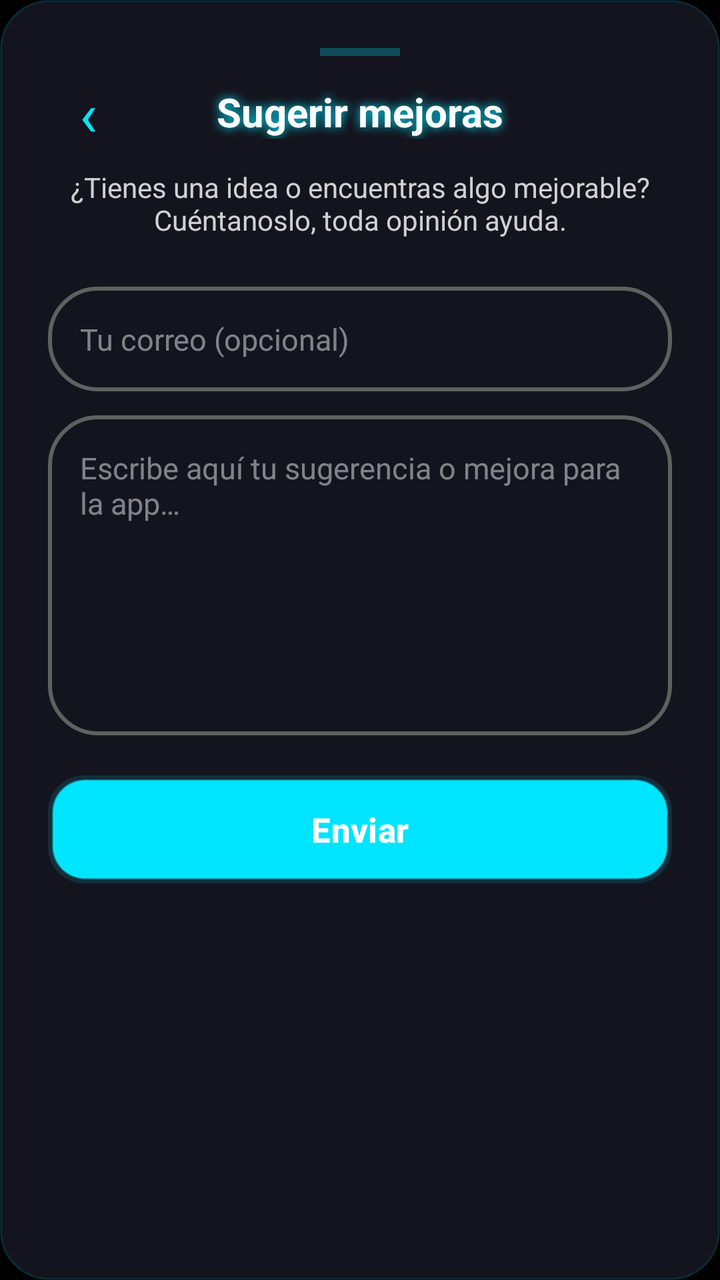
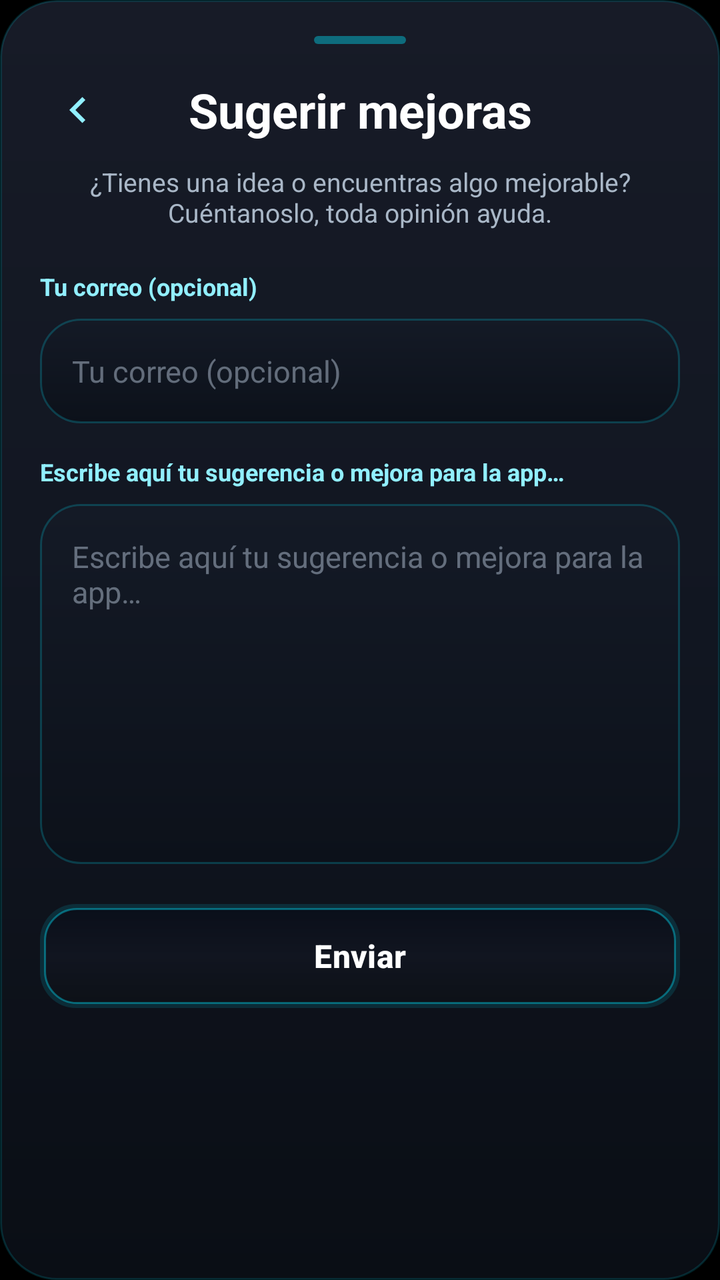

Compare the two renders of this Android layout. The source of the first and the diff that turns it into the second are given below.
<!-- AndroidManifest.xml: application theme Theme.ImpostorGame -->
<!-- res/layout/bottomsheet_sugerencias_final.xml -->
<?xml version="1.0" encoding="utf-8"?>
<LinearLayout xmlns:android="http://schemas.android.com/apk/res/android"
    android:id="@+id/rootSugerencias"
    android:layout_width="match_parent"
    android:layout_height="wrap_content"
    android:orientation="vertical"
    android:padding="24dp"
    android:background="@drawable/bg_reveal_content">

    <View
        android:layout_width="40dp"
        android:layout_height="4dp"
        android:layout_gravity="center_horizontal"
        android:layout_marginBottom="8dp"
        android:background="#4400E5FF" />

    <LinearLayout
        android:layout_width="match_parent"
        android:layout_height="wrap_content"
        android:orientation="horizontal"
        android:gravity="center_vertical"
        android:layout_marginBottom="8dp">

        <TextView
            android:id="@+id/btnBackSugerencias"
            android:layout_width="40dp"
            android:layout_height="40dp"
            android:gravity="center"
            android:text="‹"
            android:textColor="#00E5FF"
            android:textSize="30sp"
            android:clickable="true"
            android:focusable="true" />

        <TextView
            android:id="@+id/txtTituloSugerencias"
            android:layout_width="0dp"
            android:layout_height="wrap_content"
            android:layout_weight="1"
            android:layout_marginEnd="40dp"
            android:gravity="center"
            android:text="@string/sug_titulo"
            android:textColor="@android:color/white"
            android:textSize="20sp"
            android:textStyle="bold"
            android:shadowColor="#00E5FF"
            android:shadowDx="0"
            android:shadowDy="0"
            android:shadowRadius="12" />

    </LinearLayout>

    <TextView
        android:layout_width="match_parent"
        android:layout_height="wrap_content"
        android:layout_marginBottom="24dp"
        android:gravity="center"
        android:text="@string/sug_desc"
        android:textColor="#CCFFFFFF"
        android:textSize="14sp" />

    <EditText
        android:id="@+id/editEmail"
        android:layout_width="match_parent"
        android:layout_height="wrap_content"
        android:layout_marginBottom="12dp"
        android:background="@drawable/edittext_rounded"
        android:hint="@string/sug_email_hint"
        android:inputType="textEmailAddress"
        android:maxLines="1"
        android:padding="16dp"
        android:textColor="@android:color/white"
        android:textColorHint="#77FFFFFF"
        android:textSize="15sp" />

    <EditText
        android:id="@+id/editSugerencia"
        android:layout_width="match_parent"
        android:layout_height="160dp"
        android:layout_marginBottom="20dp"
        android:background="@drawable/edittext_rounded"
        android:gravity="top|start"
        android:hint="@string/sug_texto_hint"
        android:inputType="textMultiLine|textCapSentences"
        android:minLines="5"
        android:padding="16dp"
        android:scrollbars="vertical"
        android:textColor="@android:color/white"
        android:textColorHint="#77FFFFFF"
        android:textSize="15sp"
        android:overScrollMode="always" />

    <Button
        android:id="@+id/btnEnviarSugerencia"
        android:layout_width="match_parent"
        android:layout_height="54dp"
        android:layout_marginBottom="8dp"
        android:background="@drawable/btn_final"
        android:text="@string/sug_enviar"
        android:textColor="@android:color/white"
        android:textSize="17sp"
        android:textStyle="bold" />


</LinearLayout>
<!-- resources referenced by this layout -->
<resources>
  <!-- drawable bg_reveal_content (drawable) -->
  <?xml version="1.0" encoding="utf-8"?>
  <shape xmlns:android="http://schemas.android.com/apk/res/android">
      <solid android:color="#14141E" />
      <corners android:radius="24dp" />
      <stroke android:width="1dp" android:color="#2500E5FF" />
  </shape>
  <!-- drawable btn_final (drawable) -->
  <?xml version="1.0" encoding="utf-8"?>
  <layer-list xmlns:android="http://schemas.android.com/apk/res/android">
  
      
      <item>
          <shape>
              <corners android:radius="18dp" />
              <solid android:color="#2000E5FF" />
          </shape>
      </item>
  
      
      <item
          android:bottom="2dp"
          android:left="2dp"
          android:right="2dp"
          android:top="2dp">
          <shape>
              <corners android:radius="16dp" />
              <gradient
                  android:angle="90"
                  android:startColor="#0D1117"
                  android:centerColor="#111520"
                  android:endColor="#0A0F1A"
                  android:type="linear" />
              <stroke
                  android:width="1dp"
                  android:color="#6000E5FF" />
          </shape>
      </item>
  
  </layer-list>
  <!-- drawable edittext_rounded (drawable) -->
  <?xml version="1.0" encoding="utf-8"?>
  <shape xmlns:android="http://schemas.android.com/apk/res/android">
      
      <solid android:color="@android:color/transparent"/>
  
      
      <stroke
          android:width="2dp"
          android:color="#606060"/> 
  
      
      <corners android:radius="24dp"/>
  
      
      <padding
          android:left="16dp"
          android:top="12dp"
          android:right="16dp"
          android:bottom="12dp"/>
  </shape>
  <string name="sug_desc">¿Tienes una idea o encuentras algo mejorable?\nCuéntanoslo, toda opinión ayuda.</string>
  <string name="sug_email_hint">Tu correo (opcional)</string>
  <string name="sug_enviar">Enviar</string>
  <string name="sug_texto_hint">Escribe aquí tu sugerencia o mejora para la app…</string>
  <string name="sug_titulo">Sugerir mejoras</string>
  <style name="Theme.ImpostorGame" parent="Base.Theme.ImpostorGame">
          <item name="colorPrimary">#00E5FF</item>
          <item name="colorOnPrimary">#FFFFFF</item>
          <item name="android:statusBarColor">@android:color/transparent</item>
          <item name="android:navigationBarColor">@android:color/transparent</item>
          <item name="android:windowBackground">@android:color/black</item>
      </style>
  <style name="Base.Theme.ImpostorGame" parent="Theme.Material3.DayNight.NoActionBar">
          <item name="android:textViewStyle">@style/ImpostorGame.TextView</item>
      </style>
  <style name="ImpostorGame.TextView" parent="android:Widget.TextView">
          <item name="android:hyphenationFrequency">none</item>
          <item name="android:breakStrategy">simple</item>
      </style>
</resources>

<!-- the commit's change to res/layout/bottomsheet_sugerencias_final.xml (unified diff, before → after) -->
@@ -1,105 +1,129 @@
 <?xml version="1.0" encoding="utf-8"?>
-<LinearLayout xmlns:android="http://schemas.android.com/apk/res/android"
+<androidx.core.widget.NestedScrollView xmlns:android="http://schemas.android.com/apk/res/android"
+    xmlns:app="http://schemas.android.com/apk/res-auto"
     android:id="@+id/rootSugerencias"
     android:layout_width="match_parent"
-    android:layout_height="wrap_content"
-    android:orientation="vertical"
-    android:padding="24dp"
-    android:background="@drawable/bg_reveal_content">
-
-    <View
-        android:layout_width="40dp"
-        android:layout_height="4dp"
-        android:layout_gravity="center_horizontal"
-        android:layout_marginBottom="8dp"
-        android:background="#4400E5FF" />
+    android:layout_height="match_parent"
+    android:background="@drawable/bg_final_sheet_surface"
+    android:fillViewport="true"
+    android:paddingStart="20dp"
+    android:paddingTop="18dp"
+    android:paddingEnd="20dp"
+    android:paddingBottom="24dp">
 
     <LinearLayout
         android:layout_width="match_parent"
         android:layout_height="wrap_content"
-        android:orientation="horizontal"
-        android:gravity="center_vertical"
-        android:layout_marginBottom="8dp">
+        android:orientation="vertical">
+
+        <View
+            android:layout_width="46dp"
+            android:layout_height="4dp"
+            android:layout_gravity="center_horizontal"
+            android:layout_marginBottom="14dp"
+            android:background="@drawable/bg_estilo_final_handle" />
+
+        <LinearLayout
+            android:layout_width="match_parent"
+            android:layout_height="wrap_content"
+            android:gravity="center_vertical"
+            android:orientation="horizontal">
+
+            <ImageView
+                android:id="@+id/btnBackSugerencias"
+                android:layout_width="38dp"
+                android:layout_height="38dp"
+                android:padding="6dp"
+                android:src="@drawable/ic_arrow_back"
+                app:tint="#91EFFF" />
+
+            <TextView
+                android:id="@+id/txtTituloSugerencias"
+                android:layout_width="0dp"
+                android:layout_height="wrap_content"
+                android:layout_weight="1"
+                android:gravity="center"
+                android:text="@string/sug_titulo"
+                android:textColor="@android:color/white"
+                android:textSize="24sp"
+                android:textStyle="bold" />
+
+            <View
+                android:layout_width="38dp"
+                android:layout_height="38dp" />
+
+        </LinearLayout>
 
         <TextView
-            android:id="@+id/btnBackSugerencias"
-            android:layout_width="40dp"
-            android:layout_height="40dp"
+            android:layout_width="match_parent"
+            android:layout_height="wrap_content"
+            android:layout_marginTop="8dp"
+            android:layout_marginBottom="20dp"
             android:gravity="center"
-            android:text="‹"
-            android:textColor="#00E5FF"
-            android:textSize="30sp"
-            android:clickable="true"
-            android:focusable="true" />
+            android:text="@string/sug_desc"
+            android:textColor="#A9B7C7"
+            android:textSize="13sp" />
 
         <TextView
-            android:id="@+id/txtTituloSugerencias"
-            android:layout_width="0dp"
+            android:layout_width="match_parent"
             android:layout_height="wrap_content"
-            android:layout_weight="1"
-            android:layout_marginEnd="40dp"
-            android:gravity="center"
-            android:text="@string/sug_titulo"
+            android:layout_marginBottom="8dp"
+            android:text="@string/sug_email_hint"
+            android:textColor="#91EFFF"
+            android:textSize="12sp"
+            android:textStyle="bold" />
+
+        <EditText
+            android:id="@+id/editEmail"
+            android:layout_width="match_parent"
+            android:layout_height="wrap_content"
+            android:layout_marginBottom="16dp"
+            android:background="@drawable/bg_final_input"
+            android:hint="@string/sug_email_hint"
+            android:inputType="textEmailAddress"
+            android:maxLines="1"
+            android:padding="16dp"
             android:textColor="@android:color/white"
-            android:textSize="20sp"
+            android:textColorHint="#7FB6C5D7"
+            android:textSize="15sp" />
+
+        <TextView
+            android:layout_width="match_parent"
+            android:layout_height="wrap_content"
+            android:layout_marginBottom="8dp"
+            android:text="@string/sug_texto_hint"
+            android:textColor="#91EFFF"
+            android:textSize="12sp"
+            android:textStyle="bold" />
+
+        <EditText
+            android:id="@+id/editSugerencia"
+            android:layout_width="match_parent"
+            android:layout_height="180dp"
+            android:layout_marginBottom="20dp"
+            android:background="@drawable/bg_final_input"
+            android:gravity="top|start"
+            android:hint="@string/sug_texto_hint"
+            android:inputType="textMultiLine|textCapSentences"
+            android:minLines="6"
+            android:overScrollMode="always"
+            android:padding="16dp"
+            android:scrollbars="vertical"
+            android:textColor="@android:color/white"
+            android:textColorHint="#7FB6C5D7"
+            android:textSize="15sp" />
+
+        <Button
+            android:id="@+id/btnEnviarSugerencia"
+            android:layout_width="match_parent"
+            android:layout_height="52dp"
+            android:background="@drawable/btn_final"
+            android:backgroundTint="@null"
+            android:text="@string/sug_enviar"
+            android:textColor="@android:color/white"
+            android:textSize="16sp"
             android:textStyle="bold"
-            android:shadowColor="#00E5FF"
-            android:shadowDx="0"
-            android:shadowDy="0"
-            android:shadowRadius="12" />
+            app:backgroundTint="@null" />
 
     </LinearLayout>
-
-    <TextView
-        android:layout_width="match_parent"
-        android:layout_height="wrap_content"
-        android:layout_marginBottom="24dp"
-        android:gravity="center"
-        android:text="@string/sug_desc"
-        android:textColor="#CCFFFFFF"
-        android:textSize="14sp" />
-
-    <EditText
-        android:id="@+id/editEmail"
-        android:layout_width="match_parent"
-        android:layout_height="wrap_content"
-        android:layout_marginBottom="12dp"
-        android:background="@drawable/edittext_rounded"
-        android:hint="@string/sug_email_hint"
-        android:inputType="textEmailAddress"
-        android:maxLines="1"
-        android:padding="16dp"
-        android:textColor="@android:color/white"
-        android:textColorHint="#77FFFFFF"
-        android:textSize="15sp" />
-
-    <EditText
-        android:id="@+id/editSugerencia"
-        android:layout_width="match_parent"
-        android:layout_height="160dp"
-        android:layout_marginBottom="20dp"
-        android:background="@drawable/edittext_rounded"
-        android:gravity="top|start"
-        android:hint="@string/sug_texto_hint"
-        android:inputType="textMultiLine|textCapSentences"
-        android:minLines="5"
-        android:padding="16dp"
-        android:scrollbars="vertical"
-        android:textColor="@android:color/white"
-        android:textColorHint="#77FFFFFF"
-        android:textSize="15sp"
-        android:overScrollMode="always" />
-
-    <Button
-        android:id="@+id/btnEnviarSugerencia"
-        android:layout_width="match_parent"
-        android:layout_height="54dp"
-        android:layout_marginBottom="8dp"
-        android:background="@drawable/btn_final"
-        android:text="@string/sug_enviar"
-        android:textColor="@android:color/white"
-        android:textSize="17sp"
-        android:textStyle="bold" />
-
-
-</LinearLayout>
+</androidx.core.widget.NestedScrollView>
<!-- resource entries referenced after the edit -->
@@ -1,11 +1,35 @@
 <!-- resources referenced by this layout -->
 <resources>
-  <!-- drawable bg_reveal_content (drawable) -->
+  <!-- drawable bg_estilo_final_handle (drawable) -->
   <?xml version="1.0" encoding="utf-8"?>
   <shape xmlns:android="http://schemas.android.com/apk/res/android">
-      <solid android:color="#14141E" />
-      <corners android:radius="24dp" />
-      <stroke android:width="1dp" android:color="#2500E5FF" />
+      <solid android:color="#6600E5FF" />
+      <corners android:radius="999dp" />
+  </shape>
+  <!-- drawable bg_final_input (drawable) -->
+  <?xml version="1.0" encoding="utf-8"?>
+  <shape xmlns:android="http://schemas.android.com/apk/res/android">
+      <gradient
+          android:angle="270"
+          android:startColor="#141A26"
+          android:endColor="#0C111A" />
+      <corners android:radius="20dp" />
+      <stroke
+          android:width="1dp"
+          android:color="#3400E5FF" />
+  </shape>
+  <!-- drawable bg_final_sheet_surface (drawable) -->
+  <?xml version="1.0" encoding="utf-8"?>
+  <shape xmlns:android="http://schemas.android.com/apk/res/android">
+      <gradient
+          android:angle="270"
+          android:startColor="#171B27"
+          android:centerColor="#111621"
+          android:endColor="#0A0E15" />
+      <corners android:radius="28dp" />
+      <stroke
+          android:width="1dp"
+          android:color="#2600E5FF" />
   </shape>
   <!-- drawable btn_final (drawable) -->
   <?xml version="1.0" encoding="utf-8"?>
@@ -40,27 +64,12 @@
       </item>
   
   </layer-list>
-  <!-- drawable edittext_rounded (drawable) -->
-  <?xml version="1.0" encoding="utf-8"?>
-  <shape xmlns:android="http://schemas.android.com/apk/res/android">
+  <!-- drawable ic_arrow_back (drawable) -->
+  <vector xmlns:android="http://schemas.android.com/apk/res/android" android:autoMirrored="true" android:height="24dp" android:tint="#000000" android:viewportHeight="960" android:viewportWidth="960" android:width="24dp">
+        
+      <path android:fillColor="@android:color/white" android:pathData="M560,720L320,480L560,240L616,296L432,480L616,664L560,720Z"/>
       
-      <solid android:color="@android:color/transparent"/>
-  
-      
-      <stroke
-          android:width="2dp"
-          android:color="#606060"/> 
-  
-      
-      <corners android:radius="24dp"/>
-  
-      
-      <padding
-          android:left="16dp"
-          android:top="12dp"
-          android:right="16dp"
-          android:bottom="12dp"/>
-  </shape>
+  </vector>
   <string name="sug_desc">¿Tienes una idea o encuentras algo mejorable?\nCuéntanoslo, toda opinión ayuda.</string>
   <string name="sug_email_hint">Tu correo (opcional)</string>
   <string name="sug_enviar">Enviar</string>
